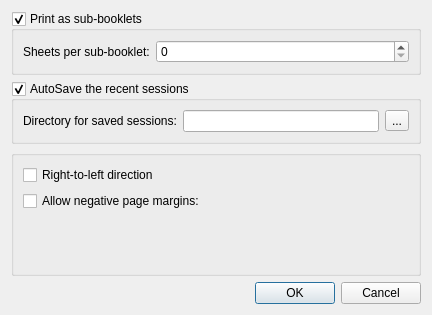
Boomaga/boomaga, file src/boomaga/gui/configdialog/configdialog.ui: the form before one commit.
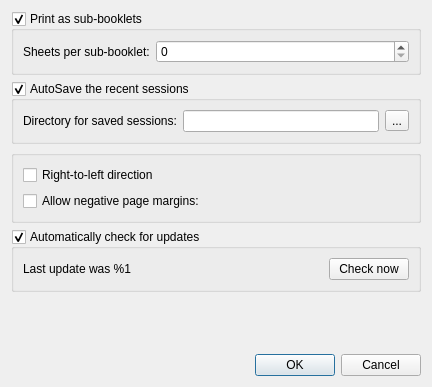
The form after the commit.

Diff of the .ui file:
```diff
--- a/src/boomaga/gui/configdialog/configdialog.ui
+++ b/src/boomaga/gui/configdialog/configdialog.ui
@@ -7,7 +7,7 @@
     <x>0</x>
     <y>0</y>
     <width>432</width>
-    <height>315</height>
+    <height>387</height>
    </rect>
   </property>
   <property name="windowTitle">
@@ -111,22 +111,67 @@
         </property>
        </widget>
       </item>
+     </layout>
+    </widget>
+   </item>
+   <item>
+    <widget class="QGroupBox" name="updateGroupBox">
+     <property name="minimumSize">
+      <size>
+       <width>0</width>
+       <height>0</height>
+      </size>
+     </property>
+     <property name="title">
+      <string extracomment="Setting groupbox title">Automatically check for updates</string>
+     </property>
+     <property name="checkable">
+      <bool>true</bool>
+     </property>
+     <layout class="QHBoxLayout" name="horizontalLayout_2">
       <item>
-       <spacer name="verticalSpacer">
+       <widget class="QLabel" name="lastUpdateLbl">
+        <property name="text">
+         <string notr="true" extracomment="%1 is date of the last update">Last update was %1</string>
+        </property>
+       </widget>
+      </item>
+      <item>
+       <spacer name="horizontalSpacer">
         <property name="orientation">
-         <enum>Qt::Vertical</enum>
+         <enum>Qt::Horizontal</enum>
         </property>
         <property name="sizeHint" stdset="0">
          <size>
-          <width>20</width>
-          <height>40</height>
+          <width>134</width>
+          <height>20</height>
          </size>
         </property>
        </spacer>
       </item>
+      <item>
+       <widget class="QPushButton" name="updateNowBtn">
+        <property name="text">
+         <string extracomment="Buuton title for check updates ">Check now</string>
+        </property>
+       </widget>
+      </item>
      </layout>
     </widget>
    </item>
+   <item>
+    <spacer name="verticalSpacer">
+     <property name="orientation">
+      <enum>Qt::Vertical</enum>
+     </property>
+     <property name="sizeHint" stdset="0">
+      <size>
+       <width>20</width>
+       <height>40</height>
+      </size>
+     </property>
+    </spacer>
+   </item>
    <item>
     <widget class="QDialogButtonBox" name="buttonBox">
      <property name="orientation">
```
